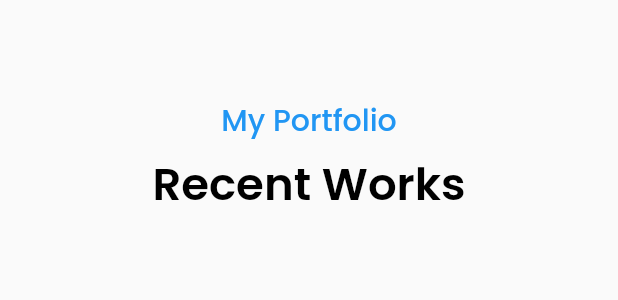
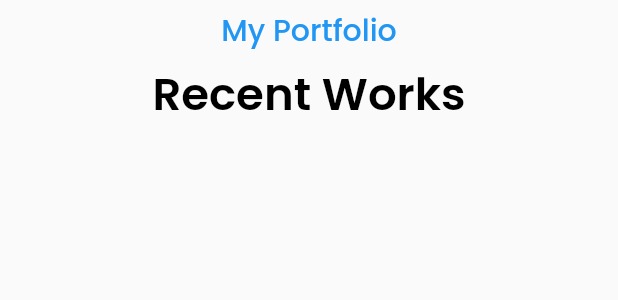
Before and after one commit to Saadali228/portfolio_web, a Flutter app: the _PortfolioLoaded widget shown alone on an empty page, opened directly with empty values, on a phone screen of 412 x 824 dp. Shown: the top 300 px of the screen. Run offline on Flutter 3.47's test engine with Material 2 defaults, Android fonts, the phone set to English and light mode, and no system bars; our stand-ins replace bloc, equatable, flutter_bloc, google_fonts, url_strategy; network calls fail.

Commit message:
minor change

```diff
--- a/lib/portfolio/pages/portfolio.dart
+++ b/lib/portfolio/pages/portfolio.dart
@@ -81,7 +81,7 @@ class _PortfolioLoaded extends StatelessWidget {
   @override
   Widget build(BuildContext context) {
     return Padding(
-      padding: const EdgeInsets.only(top: 65.0),
+      padding: const EdgeInsets.only(top: 5.0),
       child: Column(
         children: [
           const Text(
```
Also changed, not shown: lib/portfolio/widgets/project_grid_item.dart (+7 -3 lines).
